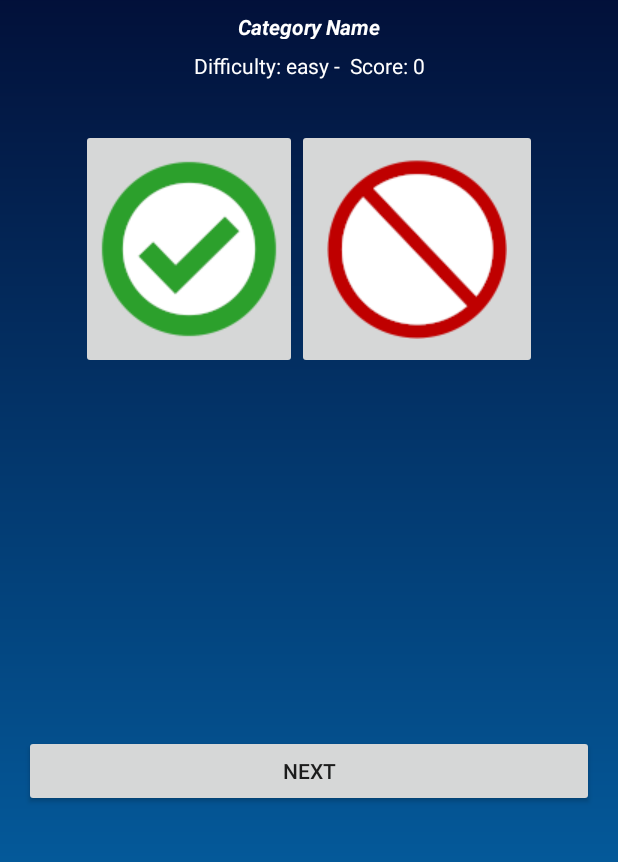
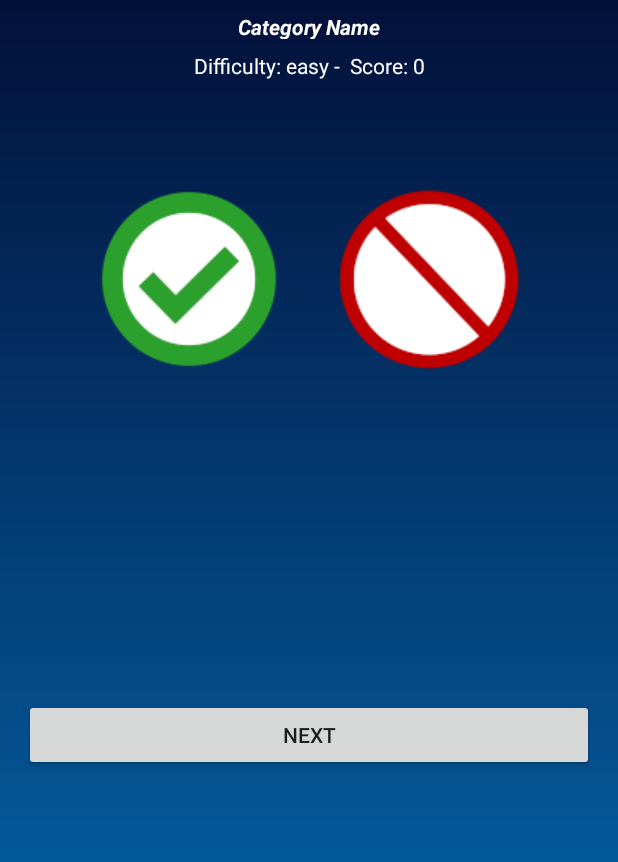
Before and after one commit to hotaanubhab/ASJ-X-2021, an Android app: the YesNoChoiceActivity screen opened directly, with no data from a screen before it, on a phone screen of 412 x 824 dp, the part 279-1141 px from its top. Run offline under Robolectric (Android 15) with nearby library versions, the phone set to English and light mode, and no system bars; network calls fail; Roboto replaces fonts that are not available here; 1 statement that could not run was skipped.

Commit message:
Yes No changes

```diff
--- a/app/src/main/res/layout/activity_yes_no_choice.xml
+++ b/app/src/main/res/layout/activity_yes_no_choice.xml
@@ -80,7 +80,7 @@
             android:layout_height="wrap_content"
             android:layout_marginStart="16dp"
             android:layout_marginLeft="16dp"
-            android:layout_marginTop="244dp"
+            android:layout_marginTop="200dp"
             android:layout_marginEnd="16dp"
             android:layout_marginRight="16dp"
             android:onClick="nextBtnClicked"
@@ -95,6 +95,7 @@
             android:layout_width="wrap_content"
             android:layout_height="wrap_content"
             android:id="@+id/linearLayout"
+            android:layout_marginTop="20dp"
             app:layout_constraintTop_toBottomOf="@+id/question" app:layout_constraintStart_toStartOf="parent"
             android:layout_marginLeft="8dp" android:layout_marginStart="8dp" app:layout_constraintEnd_toEndOf="parent"
             android:layout_marginEnd="8dp" android:layout_marginRight="8dp">
@@ -102,12 +103,15 @@
                 android:layout_height="match_parent"
                 app:srcCompat="@drawable/yes"
                 android:id="@+id/buttonTrue"
+                android:background="@android:color/transparent"
+                android:padding="20dp"
                 android:onClick="radioButtonClicked"
                 android:layout_width="match_parent"/>
 
         <ImageButton
                 android:id="@+id/buttonFalse"
                 android:layout_width="match_parent"
+                android:background="@android:color/transparent"
                 android:layout_height="match_parent"
                 android:onClick="radioButtonClicked"
                 android:padding="20dp"
```
